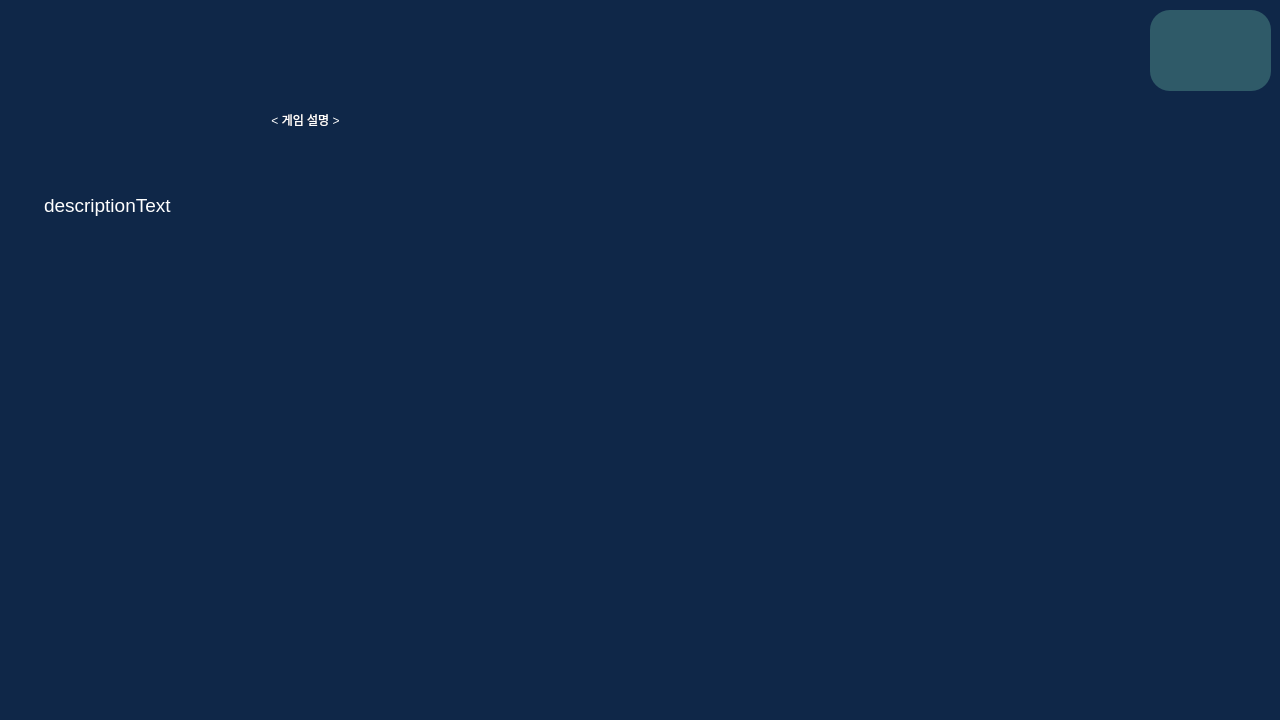
Old version of the form core/ui/qt_designer/gameDescriptionWindow.ui in the repository Apex-LogiCourt/pi5-local-app.
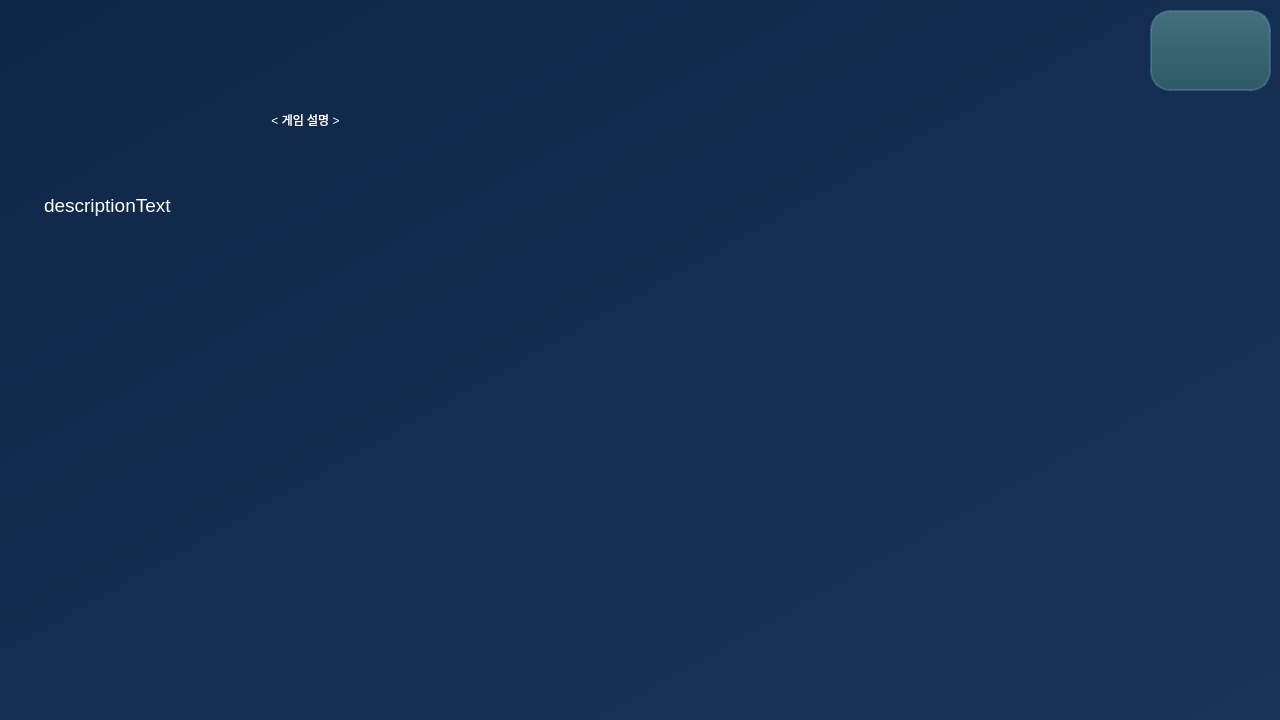
New version of the form. Icons and pictures are not drawn.

What changed in the file:
```diff
--- a/core/ui/qt_designer/gameDescriptionWindow.ui
+++ b/core/ui/qt_designer/gameDescriptionWindow.ui
@@ -15,7 +15,7 @@
   </property>
   <property name="styleSheet">
    <string notr="true">QDialog{
-	background-color: rgb(15, 39, 72);
+	background: qlineargradient(x1:0, y1:0, x2:1, y2:1, stop:0 rgb(15, 39, 72), stop:1 rgb(25, 52, 89));
 }</string>
   </property>
   <widget class="QPushButton" name="backButton">
@@ -30,7 +30,7 @@
    <property name="styleSheet">
     <string notr="true">QPushButton{
 	image: url(:/images/back_arrow.png);
-	background-color: rgb(47, 90, 104);
+	background: qlineargradient(x1:0, y1:0, x2:0, y2:1, stop:0 rgb(67, 110, 124), stop:1 rgb(47, 90, 104)); border: 2px solid rgba(100, 150, 170, 100);
 	color: rgb(255, 254, 254);
 	border-radius: 20px;
 	font: 24pt &quot;나눔고딕 ExtraBold&quot;;
```
Left out of the diff: 4 changed lines with no effect on the pictures.
